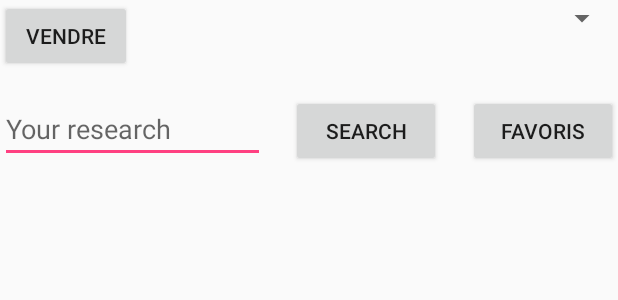
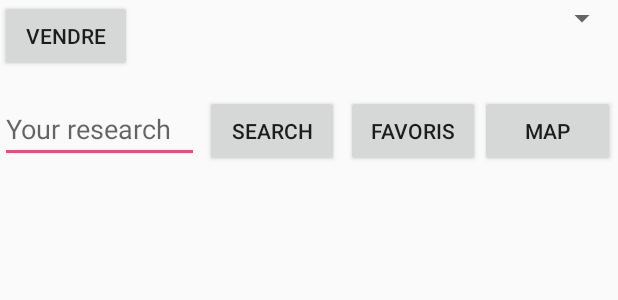
Before and after one commit to bennismehdi/Keep-n-Touch, an Android app: the layout fragment_commerce__by_localisation.xml on its own in the app's theme, with its tools: preview values and no code run, on a phone screen of 412 x 824 dp. Shown: the top 300 px of the screen. Run offline under Robolectric (Android 15) with nearby library versions, the phone set to English and light mode, and no system bars.

Commit message:
Multiple Marker google Map

```diff
--- a/app/src/main/java/co/example/um2/aigle/alo/Common/Commerce/ItemsDetail.java
+++ b/app/src/main/java/co/example/um2/aigle/alo/Common/Commerce/ItemsDetail.java
@@ -53,7 +53,7 @@ public class ItemsDetail extends AppCompatActivity implements OnMapReadyCallback
     public void onMapReady(GoogleMap googleMap) {
         LatLng loc = new LatLng(lattitude, longitude);
         googleMap.addMarker(new MarkerOptions().position(loc)
-                .title("Marker in Sydney"));
+                .title(itemName.getText().toString()));
         googleMap.moveCamera(CameraUpdateFactory.newLatLng(loc));
         googleMap.animateCamera(CameraUpdateFactory.zoomTo(17.0F));
     }
--- a/app/src/main/java/co/example/um2/aigle/alo/Common/Commerce/ListItems/Item.java
+++ b/app/src/main/java/co/example/um2/aigle/alo/Common/Commerce/ListItems/Item.java
@@ -1,10 +1,12 @@
 package co.example.um2.aigle.alo.Common.Commerce.ListItems;
+
+import java.io.Serializable;
 
 /**
  * Created by L'Albatros on 4/2/2018.
  */
 
-public class Item {
+public class Item implements Serializable {
 
     private String nom;
     private String categorie;
--- a/app/src/main/res/layout/fragment_commerce__by_localisation.xml
+++ b/app/src/main/res/layout/fragment_commerce__by_localisation.xml
@@ -46,7 +46,7 @@
         <Button
             android:id="@+id/searchButton"
             android:text="search"
-            android:layout_weight="0.2"
+            android:layout_weight="0.1"
             android:layout_width="wrap_content"
             android:layout_height="wrap_content" />
         <TextView
@@ -56,9 +56,17 @@
         <Button
             android:id="@+id/favorisButton"
             android:text="Favoris"
-            android:layout_weight="0.2"
+            android:layout_weight="0.1"
             android:layout_width="wrap_content"
             android:layout_height="wrap_content" />
+
+        <Button
+            android:id="@+id/multipleMaps"
+            android:text="MAP"
+            android:layout_weight="0.1"
+            android:layout_width="wrap_content"
+            android:layout_height="wrap_content" />
+
     </LinearLayout>
 
 
```
Also changed, not shown: app/src/main/AndroidManifest.xml (+26 -8 lines), app/src/main/java/co/example/um2/aigle/alo/Common/Commerce/Commerce_ByLocalisation.java (+14 -1 lines), app/src/main/java/co/example/um2/aigle/alo/Common/Commerce/MultipleMaps.java (added, +50 -0 lines), app/src/main/res/layout/activity_multiple_maps.xml (added, +16 -0 lines).
